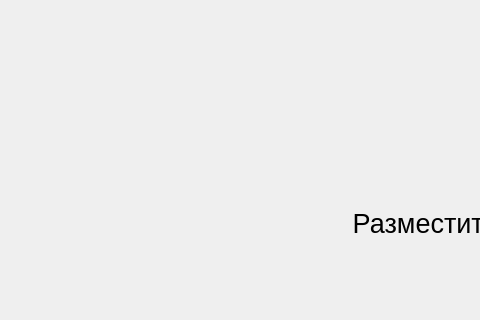
NipisAlqizam/SeaBattle, file mainwindow.ui: the form before one commit; both pictures show x 0 to 480 and y 271 to 591 of the 958 by 591 pixel window.
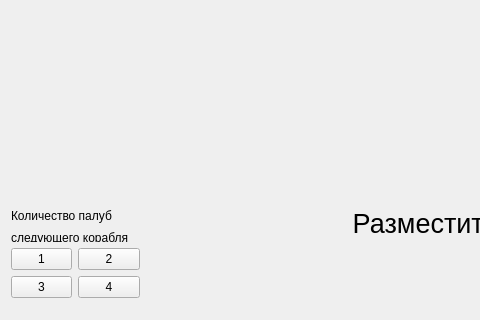
The form after the commit.

Commit message: Добавил панель выбора количества палуб следующего корабля, задал отключение кнопок после размещения всех кораблей заданного размера.

Patch:
```diff
--- a/mainwindow.ui
+++ b/mainwindow.ui
@@ -35,6 +35,53 @@
      <set>Qt::AlignCenter</set>
     </property>
    </widget>
+   <widget class="QWidget" name="gridLayoutWidget">
+    <property name="geometry">
+     <rect>
+      <x>0</x>
+      <y>450</y>
+      <width>151</width>
+      <height>111</height>
+     </rect>
+    </property>
+    <layout class="QGridLayout" name="gridLayout">
+     <item row="0" column="1" colspan="2">
+      <widget class="QLabel" name="shipSizeLabel">
+       <property name="text">
+        <string>&lt;html&gt;&lt;head/&gt;&lt;body&gt;&lt;style&gt;p {line-height: 0.7}&lt;/style&gt;&lt;p align=&quot;justify&quot;&gt;Количество палуб&lt;/p&gt;&lt;p align=&quot;justify&quot;&gt;следующего корабля&lt;/p&gt;&lt;/body&gt;&lt;/html&gt;</string>
+       </property>
+      </widget>
+     </item>
+     <item row="1" column="1">
+      <widget class="QPushButton" name="size1Button">
+       <property name="text">
+        <string>1</string>
+       </property>
+      </widget>
+     </item>
+     <item row="1" column="2">
+      <widget class="QPushButton" name="size2Button">
+       <property name="text">
+        <string>2</string>
+       </property>
+      </widget>
+     </item>
+     <item row="2" column="1">
+      <widget class="QPushButton" name="size3Button">
+       <property name="text">
+        <string>3</string>
+       </property>
+      </widget>
+     </item>
+     <item row="2" column="2">
+      <widget class="QPushButton" name="size4Button">
+       <property name="text">
+        <string>4</string>
+       </property>
+      </widget>
+     </item>
+    </layout>
+   </widget>
   </widget>
   <widget class="QMenuBar" name="menuBar">
    <property name="geometry">
```
The commit also changes 4 other files.
